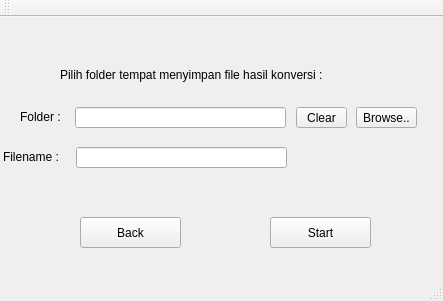
Before: the Qt Designer form MediaConverter/mainwindow.ui in IssenShiro/Multimedia_Network, drawn with Qt 5.
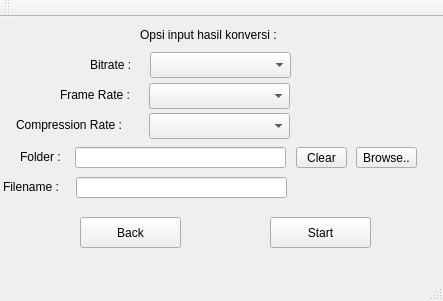
After: the same form once the commit is applied.

Diff of the .ui file:
```diff
--- a/MediaConverter/mainwindow.ui
+++ b/MediaConverter/mainwindow.ui
@@ -258,7 +258,7 @@
       <property name="geometry">
        <rect>
         <x>356</x>
-        <y>90</y>
+        <y>130</y>
         <width>61</width>
         <height>21</height>
        </rect>
@@ -271,7 +271,7 @@
       <property name="geometry">
        <rect>
         <x>20</x>
-        <y>90</y>
+        <y>130</y>
         <width>51</width>
         <height>20</height>
        </rect>
@@ -283,14 +283,14 @@
      <widget class="QLabel" name="label_17">
       <property name="geometry">
        <rect>
-        <x>60</x>
-        <y>50</y>
-        <width>321</width>
+        <x>140</x>
+        <y>10</y>
+        <width>171</width>
         <height>16</height>
        </rect>
       </property>
       <property name="text">
-       <string>Pilih folder tempat menyimpan file hasil konversi : </string>
+       <string>Opsi input hasil konversi : </string>
       </property>
      </widget>
      <widget class="QToolButton" name="outputStartButton">
@@ -323,7 +323,7 @@
       <property name="geometry">
        <rect>
         <x>296</x>
-        <y>90</y>
+        <y>130</y>
         <width>51</width>
         <height>21</height>
        </rect>
@@ -336,7 +336,7 @@
       <property name="geometry">
        <rect>
         <x>75</x>
-        <y>90</y>
+        <y>130</y>
         <width>211</width>
         <height>21</height>
        </rect>
@@ -346,7 +346,7 @@
       <property name="geometry">
        <rect>
         <x>76</x>
-        <y>130</y>
+        <y>160</y>
         <width>211</width>
         <height>21</height>
        </rect>
@@ -356,7 +356,7 @@
       <property name="geometry">
        <rect>
         <x>3</x>
-        <y>130</y>
+        <y>160</y>
         <width>71</width>
         <height>20</height>
        </rect>
@@ -365,6 +365,75 @@
        <string>Filename :</string>
       </property>
      </widget>
+     <widget class="QComboBox" name="outputCompressRatio">
+      <property name="geometry">
+       <rect>
+        <x>149</x>
+        <y>96</y>
+        <width>141</width>
+        <height>26</height>
+       </rect>
+      </property>
+     </widget>
+     <widget class="QLabel" name="label_23">
+      <property name="geometry">
+       <rect>
+        <x>16</x>
+        <y>100</y>
+        <width>131</width>
+        <height>16</height>
+       </rect>
+      </property>
+      <property name="text">
+       <string>Compression Rate :</string>
+      </property>
+     </widget>
+     <widget class="QLabel" name="label_24">
+      <property name="geometry">
+       <rect>
+        <x>60</x>
+        <y>70</y>
+        <width>81</width>
+        <height>16</height>
+       </rect>
+      </property>
+      <property name="text">
+       <string>Frame Rate :</string>
+      </property>
+     </widget>
+     <widget class="QLabel" name="label_25">
+      <property name="geometry">
+       <rect>
+        <x>90</x>
+        <y>40</y>
+        <width>62</width>
+        <height>16</height>
+       </rect>
+      </property>
+      <property name="text">
+       <string>Bitrate :</string>
+      </property>
+     </widget>
+     <widget class="QComboBox" name="outputFrameRate">
+      <property name="geometry">
+       <rect>
+        <x>149</x>
+        <y>66</y>
+        <width>141</width>
+        <height>26</height>
+       </rect>
+      </property>
+     </widget>
+     <widget class="QComboBox" name="outputBitrate">
+      <property name="geometry">
+       <rect>
+        <x>150</x>
+        <y>35</y>
+        <width>141</width>
+        <height>26</height>
+       </rect>
+      </property>
+     </widget>
     </widget>
     <widget class="QWidget" name="LoadingPage">
      <widget class="QLabel" name="label_19">
```
